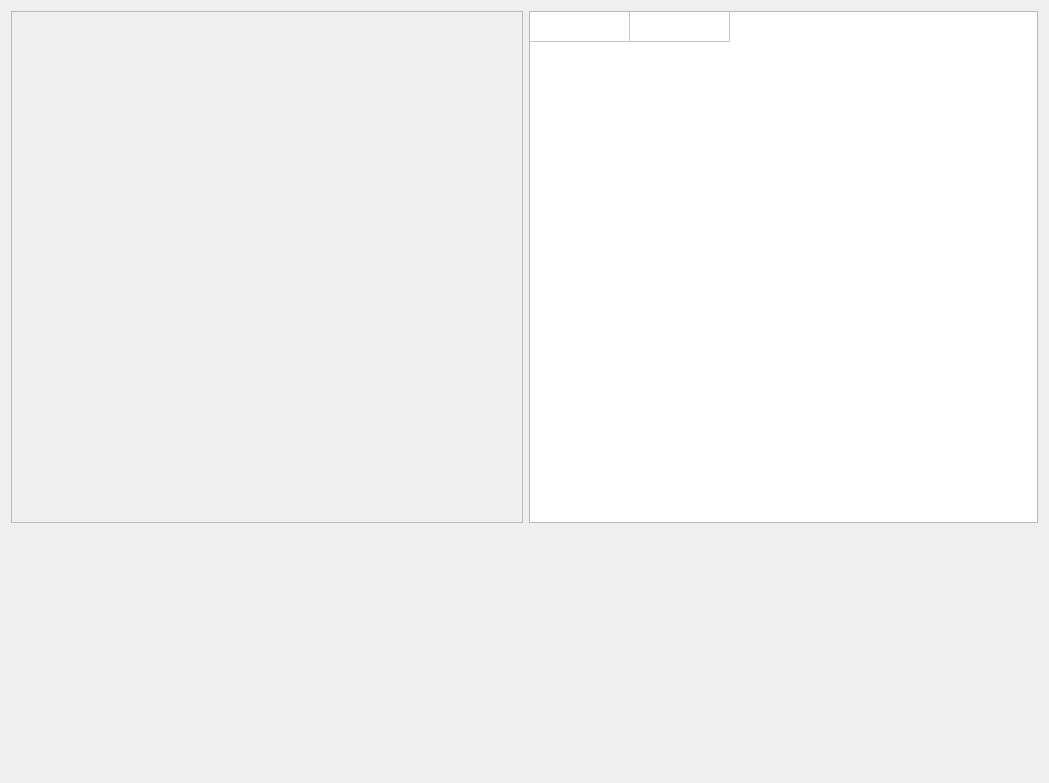
The window that src/airunner/widgets/standard_image/templates/standard_image_widget.ui (Capsize-Games/airunner) describes before a commit, drawn with Qt 5.
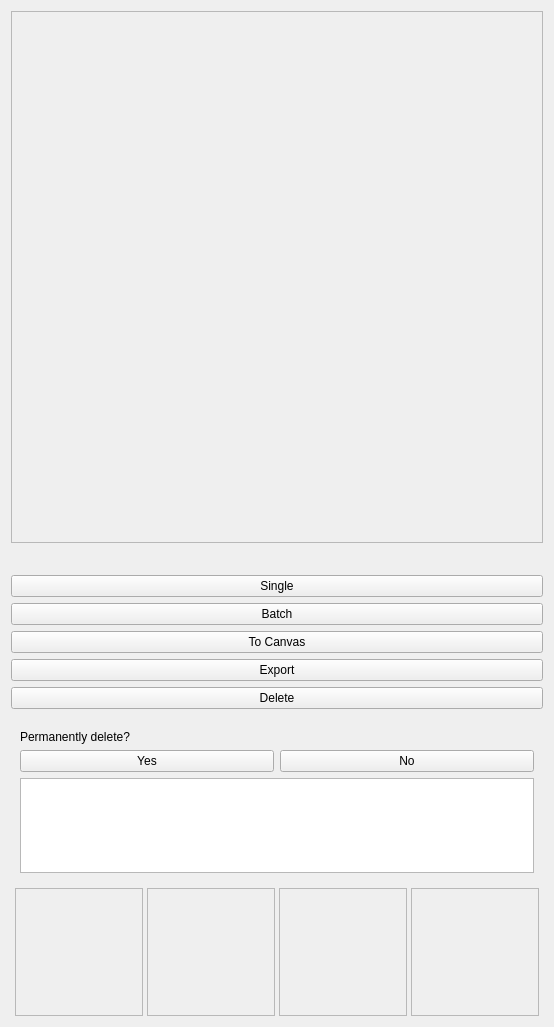
The same window after the commit. Custom widgets are drawn as their Qt base class.

Commit message: Various updates to standard image widget

What changed in the file:
```diff
--- a/src/airunner/widgets/standard_image/templates/standard_image_widget.ui
+++ b/src/airunner/widgets/standard_image/templates/standard_image_widget.ui
@@ -6,104 +6,367 @@
    <rect>
     <x>0</x>
     <y>0</y>
-    <width>1049</width>
-    <height>783</height>
+    <width>552</width>
+    <height>1027</height>
    </rect>
   </property>
   <property name="windowTitle">
    <string>Form</string>
   </property>
-  <layout class="QFormLayout" name="formLayout">
+  <layout class="QGridLayout" name="gridLayout_3">
    <item row="0" column="0">
-    <widget class="QFrame" name="image_frame">
-     <property name="sizePolicy">
-      <sizepolicy hsizetype="Preferred" vsizetype="Preferred">
-       <horstretch>0</horstretch>
-       <verstretch>0</verstretch>
-      </sizepolicy>
-     </property>
-     <property name="minimumSize">
-      <size>
-       <width>512</width>
-       <height>512</height>
-      </size>
-     </property>
-     <property name="maximumSize">
-      <size>
-       <width>512</width>
-       <height>512</height>
-      </size>
-     </property>
-     <property name="acceptDrops">
-      <bool>true</bool>
-     </property>
-     <property name="frameShape">
-      <enum>QFrame::StyledPanel</enum>
-     </property>
-     <property name="frameShadow">
-      <enum>QFrame::Raised</enum>
-     </property>
-    </widget>
-   </item>
-   <item row="0" column="1">
-    <widget class="QTableWidget" name="tableWidget">
-     <property name="horizontalScrollBarPolicy">
-      <enum>Qt::ScrollBarAlwaysOff</enum>
-     </property>
-     <property name="autoScroll">
-      <bool>false</bool>
-     </property>
-     <property name="alternatingRowColors">
-      <bool>true</bool>
-     </property>
-     <attribute name="horizontalHeaderVisible">
-      <bool>false</bool>
-     </attribute>
-     <attribute name="verticalHeaderVisible">
-      <bool>false</bool>
-     </attribute>
-     <row>
-      <property name="text">
-       <string>New Row</string>
-      </property>
-     </row>
-     <column>
-      <property name="text">
-       <string>Key</string>
-      </property>
-     </column>
-     <column>
-      <property name="text">
-       <string>Value</string>
-      </property>
-     </column>
+    <layout class="QGridLayout" name="gridLayout_4">
+     <item row="3" column="0">
+      <widget class="QPushButton" name="pushButton_2">
+       <property name="cursor">
+        <cursorShape>PointingHandCursor</cursorShape>
+       </property>
+       <property name="toolTip">
+        <string>Generate a batch of four variations</string>
+       </property>
+       <property name="text">
+        <string>Batch</string>
+       </property>
+      </widget>
+     </item>
+     <item row="6" column="0">
+      <widget class="QPushButton" name="pushButton">
+       <property name="cursor">
+        <cursorShape>PointingHandCursor</cursorShape>
+       </property>
+       <property name="toolTip">
+        <string>Permanently delete this image</string>
+       </property>
+       <property name="text">
+        <string>Delete</string>
+       </property>
+      </widget>
+     </item>
+     <item row="5" column="0">
+      <widget class="QPushButton" name="pushButton_7">
+       <property name="text">
+        <string>Export</string>
+       </property>
+      </widget>
+     </item>
+     <item row="8" column="0">
+      <widget class="QWidget" name="controls_container" native="true">
+       <layout class="QVBoxLayout" name="verticalLayout_3">
+        <property name="leftMargin">
+         <number>0</number>
+        </property>
+        <property name="topMargin">
+         <number>0</number>
+        </property>
+        <property name="rightMargin">
+         <number>0</number>
+        </property>
+        <property name="bottomMargin">
+         <number>0</number>
+        </property>
+        <item>
+         <widget class="QWidget" name="delete_confirmation" native="true">
+          <layout class="QGridLayout" name="gridLayout">
+           <item row="5" column="0" colspan="2">
+            <widget class="QTableWidget" name="tableWidget"/>
+           </item>
+           <item row="6" column="0">
+            <spacer name="verticalSpacer_2">
+             <property name="orientation">
+              <enum>Qt::Vertical</enum>
+             </property>
+             <property name="sizeHint" stdset="0">
+              <size>
+               <width>20</width>
+               <height>40</height>
+              </size>
+             </property>
+            </spacer>
+           </item>
+           <item row="3" column="0" colspan="2">
+            <widget class="QLabel" name="label">
+             <property name="text">
+              <string>Permanently delete?</string>
+             </property>
+            </widget>
+           </item>
+           <item row="0" column="0" colspan="2">
+            <widget class="QWidget" name="button_container" native="true">
+             <layout class="QHBoxLayout" name="buttons">
+              <property name="leftMargin">
+               <number>0</number>
+              </property>
+              <property name="topMargin">
+               <number>0</number>
+              </property>
+              <property name="rightMargin">
+               <number>0</number>
+              </property>
+              <property name="bottomMargin">
+               <number>0</number>
+              </property>
+             </layout>
+            </widget>
+           </item>
+           <item row="4" column="0">
+            <widget class="QPushButton" name="pushButton_5">
+             <property name="cursor">
+              <cursorShape>PointingHandCursor</cursorShape>
+             </property>
+             <property name="text">
+              <string>Yes</string>
+             </property>
+            </widget>
+           </item>
+           <item row="4" column="1">
+            <widget class="QPushButton" name="pushButton_6">
+             <property name="cursor">
+              <cursorShape>PointingHandCursor</cursorShape>
+             </property>
+             <property name="text">
+              <string>No</string>
+             </property>
+            </widget>
+           </item>
+          </layout>
+         </widget>
+        </item>
+       </layout>
+      </widget>
+     </item>
      <item row="0" column="0">
-      <property name="text">
-       <string/>
-      </property>
+      <widget class="QFrame" name="image_frame">
+       <property name="sizePolicy">
+        <sizepolicy hsizetype="Preferred" vsizetype="Preferred">
+         <horstretch>0</horstretch>
+         <verstretch>0</verstretch>
+        </sizepolicy>
+       </property>
+       <property name="minimumSize">
+        <size>
+         <width>532</width>
+         <height>532</height>
+        </size>
+       </property>
+       <property name="maximumSize">
+        <size>
+         <width>532</width>
+         <height>532</height>
+        </size>
+       </property>
+       <property name="acceptDrops">
+        <bool>true</bool>
+       </property>
+       <property name="frameShape">
+        <enum>QFrame::StyledPanel</enum>
+       </property>
+       <property name="frameShadow">
+        <enum>QFrame::Raised</enum>
+       </property>
+      </widget>
      </item>
-     <item row="0" column="1">
-      <property name="text">
-       <string/>
-      </property>
+     <item row="4" column="0">
+      <widget class="QPushButton" name="pushButton_4">
+       <property name="cursor">
+        <cursorShape>PointingHandCursor</cursorShape>
+       </property>
+       <property name="toolTip">
+        <string>Send this image to the canvas</string>
+       </property>
+       <property name="text">
+        <string>To Canvas</string>
+       </property>
+      </widget>
      </item>
-    </widget>
-   </item>
-   <item row="1" column="1">
-    <spacer name="verticalSpacer">
-     <property name="orientation">
-      <enum>Qt::Vertical</enum>
-     </property>
-     <property name="sizeHint" stdset="0">
-      <size>
-       <width>20</width>
-       <height>40</height>
-      </size>
-     </property>
-    </spacer>
+     <item row="2" column="0">
+      <widget class="QPushButton" name="pushButton_3">
+       <property name="cursor">
+        <cursorShape>PointingHandCursor</cursorShape>
+       </property>
+       <property name="toolTip">
+        <string>Generate one variation</string>
+       </property>
+       <property name="text">
+        <string>Single</string>
+       </property>
+      </widget>
+     </item>
+     <item row="1" column="0">
+      <widget class="SliderWidget" name="samples_widget" native="true">
+       <property name="minimumSize">
+        <size>
+         <width>0</width>
+         <height>20</height>
+        </size>
+       </property>
+       <property name="label_text" stdset="0">
+        <string>Similarity</string>
+       </property>
+       <property name="slider_callback" stdset="0">
+        <string notr="true">handle_value_change</string>
+       </property>
+       <property name="current_value" stdset="0">
+        <number>1000</number>
+       </property>
+       <property name="slider_maximum" stdset="0">
+        <number>1000</number>
+       </property>
+       <property name="spinbox_maximum" stdset="0">
+        <double>1.000000000000000</double>
+       </property>
+       <property name="display_as_float" stdset="0">
+        <bool>true</bool>
+       </property>
+       <property name="spinbox_single_step" stdset="0">
+        <double>0.010000000000000</double>
+       </property>
+       <property name="spinbox_page_step" stdset="0">
+        <double>0.100000000000000</double>
+       </property>
+       <property name="spinbox_minimum" stdset="0">
+        <double>0.000000000000000</double>
+       </property>
+       <property name="slider_minimum" stdset="0">
+        <number>0</number>
+       </property>
+       <property name="settings_property" stdset="0">
+        <string>image_similarity</string>
+       </property>
+      </widget>
+     </item>
+     <item row="9" column="0">
+      <widget class="QWidget" name="batch_container" native="true">
+       <property name="minimumSize">
+        <size>
+         <width>0</width>
+         <height>0</height>
+        </size>
+       </property>
+       <property name="maximumSize">
+        <size>
+         <width>532</width>
+         <height>532</height>
+        </size>
+       </property>
+       <layout class="QHBoxLayout" name="horizontalLayout_3">
+        <property name="spacing">
+         <number>0</number>
+        </property>
+        <property name="leftMargin">
+         <number>0</number>
+        </property>
+        <property name="topMargin">
+         <number>0</number>
+        </property>
+        <property name="rightMargin">
+         <number>0</number>
+        </property>
+        <property name="bottomMargin">
+         <number>0</number>
+        </property>
+        <item>
+         <widget class="QFrame" name="frame">
+          <property name="minimumSize">
+           <size>
+            <width>128</width>
+            <height>128</height>
+           </size>
+          </property>
+          <property name="maximumSize">
+           <size>
+            <width>128</width>
+            <height>128</height>
+           </size>
+          </property>
+          <property name="frameShape">
+           <enum>QFrame::StyledPanel</enum>
+          </property>
+          <property name="frameShadow">
+           <enum>QFrame::Raised</enum>
+          </property>
+         </widget>
+        </item>
+        <item>
+         <widget class="QFrame" name="frame_3">
+          <property name="minimumSize">
+           <size>
+            <width>128</width>
+            <height>128</height>
+           </size>
+          </property>
+          <property name="maximumSize">
+           <size>
+            <width>128</width>
+            <height>128</height>
+           </size>
+          </property>
+          <property name="frameShape">
+           <enum>QFrame::StyledPanel</enum>
+          </property>
+          <property name="frameShadow">
+           <enum>QFrame::Raised</enum>
+          </property>
+         </widget>
+        </item>
+        <item>
+         <widget class="QFrame" name="frame_4">
+          <property name="minimumSize">
+           <size>
+            <width>128</width>
+            <height>128</height>
+           </size>
+          </property>
+          <property name="maximumSize">
+           <size>
+            <width>128</width>
+            <height>128</height>
+           </size>
+          </property>
+          <property name="frameShape">
+           <enum>QFrame::StyledPanel</enum>
+          </property>
+          <property name="frameShadow">
+           <enum>QFrame::Raised</enum>
+          </property>
+         </widget>
+        </item>
+        <item>
+         <widget class="QFrame" name="frame_2">
+          <property name="minimumSize">
+           <size>
+            <width>128</width>
+            <height>128</height>
+           </size>
+          </property>
+          <property name="maximumSize">
+           <size>
+            <width>128</width>
+            <height>128</height>
+           </size>
+          </property>
+          <property name="frameShape">
+           <enum>QFrame::StyledPanel</enum>
+          </property>
+          <property name="frameShadow">
+           <enum>QFrame::Raised</enum>
+          </property>
+         </widget>
+        </item>
+       </layout>
+      </widget>
+     </item>
+    </layout>
    </item>
   </layout>
  </widget>
+ <customwidgets>
+  <customwidget>
+   <class>SliderWidget</class>
+   <extends>QWidget</extends>
+   <header>airunner/widgets/slider/slider_widget</header>
+   <container>1</container>
+  </customwidget>
+ </customwidgets>
  <resources/>
  <connections/>
 </ui>
```
Left out of the diff: 125 changed lines with no effect on the pictures. The commit also changes 2 other files.
